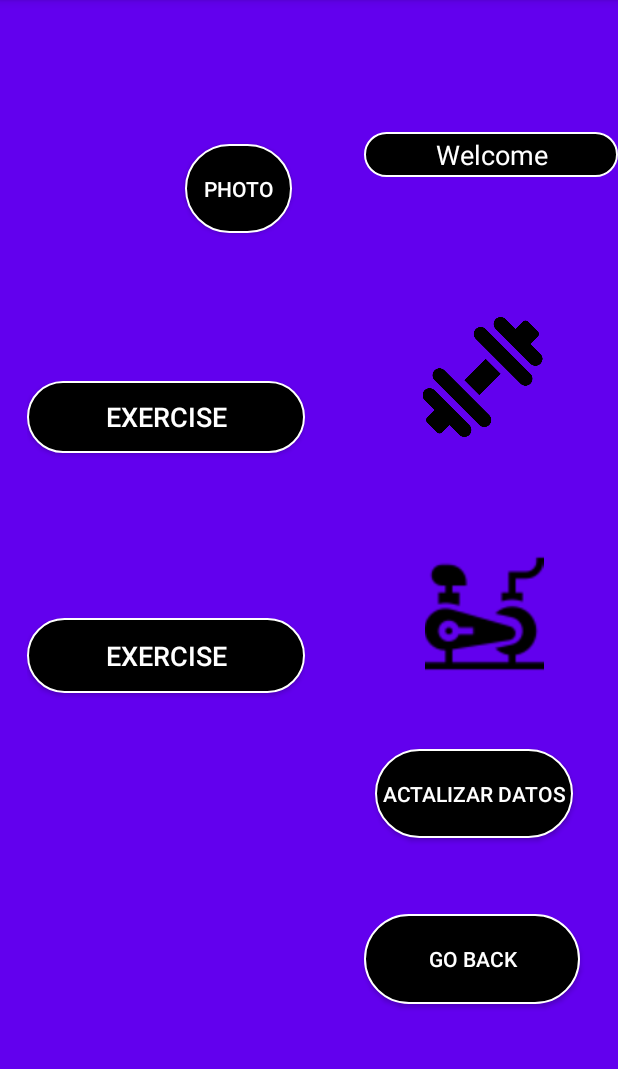
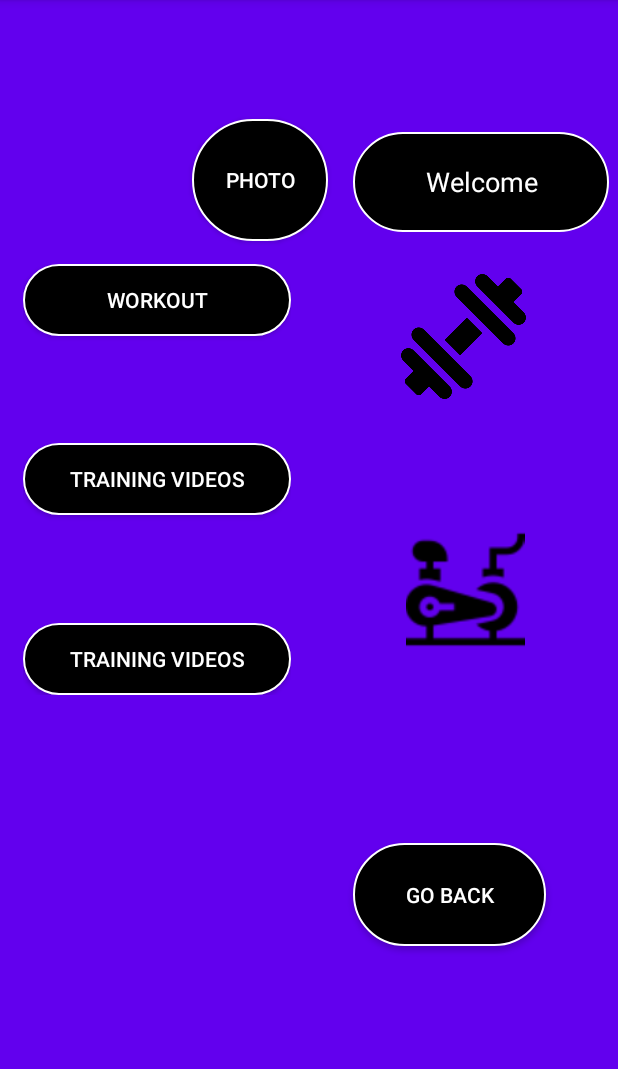
Before and after one commit to AlexC2496/PrimeraApp, an Android app: the Activity_Principal screen opened directly, with no data from a screen before it, on a phone screen of 412 x 824 dp, the part 84-1153 px from its top. Run offline under Robolectric (Android 15) with nearby library versions, the phone set to English and light mode, and no system bars; pictures from the network do not load.

Commit message:
07062021

```diff
--- a/app/src/main/java/actPrincipales/Activity2_Login.java
+++ b/app/src/main/java/actPrincipales/Activity2_Login.java
@@ -37,8 +37,6 @@ public class Activity2_Login extends AppCompatActivity implements View.OnClickLi
 
     private FirebaseAuth firebaseAuth;
     private GoogleSignInApi mGoogleSignInClient;
-
-
 
 
     @Override
--- a/app/src/main/java/actPrincipales/Activity3_Registrarse.java
+++ b/app/src/main/java/actPrincipales/Activity3_Registrarse.java
@@ -97,7 +97,7 @@ public class Activity3_Registrarse<firebaseAuth> extends AppCompatActivity imple
     private void registrarUsuario() {
         //Obtener los datos del usuario
         final String email = TextEmail.getText().toString().trim();
-        String password = TextPassword.getText().toString().trim();
+        final String password = TextPassword.getText().toString().trim();
         final String nombre = TextName.getText().toString().trim();
         final String telefono = textTelefono.getText().toString().trim();
         final String sexo = Textsexo.getText().toString().trim();
@@ -133,7 +133,7 @@ public class Activity3_Registrarse<firebaseAuth> extends AppCompatActivity imple
                     @Override
                     public void onComplete(@NonNull Task<AuthResult> task) {
                         if (task.isSuccessful()) {
-                            Usuario usuario = new Usuario(nombre,email,telefono,sexo); //Creacion de un onnjeto de tipo usuario
+                            Usuario usuario = new Usuario(nombre,email,telefono,sexo,password); //Creacion de un onnjeto de tipo usuario
 
 
                             FirebaseDatabase.getInstance().getReference("Usuario")
--- a/app/src/main/java/actPrincipales/Activity_Principal.java
+++ b/app/src/main/java/actPrincipales/Activity_Principal.java
@@ -19,11 +19,13 @@ import androidx.annotation.NonNull;
 import androidx.annotation.Nullable;
 import androidx.appcompat.app.AppCompatActivity;
 import androidx.core.app.ActivityCompat;
+import androidx.recyclerview.widget.RecyclerView;
 
 import com.example.primeraapp.ActivityEjercicio;
-import com.example.primeraapp.Blog;
+import com.example.primeraapp.AdminSQLiteOpenHelper;
 import com.example.primeraapp.R;
 import com.example.primeraapp.RecyckerViewCardView;
+import com.example.primeraapp.listElement;
 
 import ejercicios.ejercicios_cardio;
 
@@ -33,6 +35,7 @@ public class Activity_Principal extends AppCompatActivity {
 
     ImageView profile;
     Button btnGallery;
+    Button btnAct;
 
     private static final int REQUEST_PERMISSION_CODE = 100;
     private static final int REQUEST_IMAGE_GALLERY = 101;
@@ -46,6 +49,8 @@ public class Activity_Principal extends AppCompatActivity {
         btnGallery = findViewById(R.id.btnGallery);
         profile = findViewById(R.id.perfil);
 
+
+        final AdminSQLiteOpenHelper adminSQLiteOpenHelper = new AdminSQLiteOpenHelper(getApplicationContext());
 
         btnGallery.setOnClickListener(new View.OnClickListener() {
             @Override
@@ -61,6 +66,7 @@ public class Activity_Principal extends AppCompatActivity {
                 }
             }
         });
+
     }
 
     public boolean onCreateOptionsMenu(Menu menu){
@@ -130,4 +136,9 @@ public class Activity_Principal extends AppCompatActivity {
         startActivity(atras);
     }
 
+    public void siguienteVideos(View view) {
+        Intent siguienteVideos = new Intent(this, Activity5_Musculacion.class);
+        startActivity(siguienteVideos);
+    }
+
 }
--- a/app/src/main/res/layout-land/activity_main_activity4_principal.xml
+++ b/app/src/main/res/layout-land/activity_main_activity4_principal.xml
@@ -1,5 +1,5 @@
 <?xml version="1.0" encoding="utf-8"?>
-<androidx.constraintlayout.widget.ConstraintLayout xmlns:android="http://schemas.android.com/apk/res/android"
+<RelativeLayout xmlns:android="http://schemas.android.com/apk/res/android"
     xmlns:app="http://schemas.android.com/apk/res-auto"
     xmlns:tools="http://schemas.android.com/tools"
     android:layout_width="match_parent"
@@ -7,11 +7,44 @@
     android:background="@color/colorPrimary"
     tools:context="actPrincipales.Activity_Principal">
 
+    <Button
+        android:id="@+id/ejeEjercicio"
+        android:layout_width="wrap_content"
+        android:layout_height="wrap_content"
+        android:layout_alignParentStart="true"
+        android:layout_alignParentTop="true"
+        android:layout_alignParentEnd="true"
+        android:layout_alignParentBottom="true"
+        android:layout_marginStart="67dp"
+        android:layout_marginTop="304dp"
+        android:layout_marginEnd="514dp"
+        android:layout_marginBottom="67dp"
+        android:background="@drawable/button_ro"
+        android:onClick="Siguiente"
+        android:text="@string/videosE"
+        android:textAlignment="center"
+        android:textColor="@android:color/background_light"
+        android:textSize="14sp"
+        app:layout_constraintBottom_toBottomOf="parent"
+        app:layout_constraintEnd_toEndOf="parent"
+        app:layout_constraintHorizontal_bias="0.099"
+        app:layout_constraintStart_toStartOf="parent"
+        app:layout_constraintTop_toTopOf="parent"
+        app:layout_constraintVertical_bias="0.823" />
+
     <ImageView
         android:id="@+id/imageView16"
         android:layout_width="64dp"
         android:layout_height="65dp"
-        android:layout_marginEnd="352dp"
+        android:layout_alignParentStart="true"
+        android:layout_alignParentTop="true"
+        android:layout_alignParentEnd="true"
+        android:layout_alignParentBottom="true"
+        android:layout_centerHorizontal="true"
+        android:layout_marginStart="275dp"
+        android:layout_marginTop="270dp"
+        android:layout_marginEnd="392dp"
+        android:layout_marginBottom="75dp"
         app:layout_constraintBottom_toBottomOf="parent"
         app:layout_constraintEnd_toEndOf="parent"
         app:layout_constraintHorizontal_bias="0.873"
@@ -24,6 +57,15 @@
         android:id="@+id/imageView17"
         android:layout_width="64dp"
         android:layout_height="65dp"
+        android:layout_alignParentStart="true"
+        android:layout_alignParentTop="true"
+        android:layout_alignParentEnd="true"
+        android:layout_alignParentBottom="true"
+        android:layout_centerInParent="true"
+        android:layout_marginStart="275dp"
+        android:layout_marginTop="177dp"
+        android:layout_marginEnd="392dp"
+        android:layout_marginBottom="167dp"
         app:layout_constraintBottom_toBottomOf="parent"
         app:layout_constraintEnd_toEndOf="parent"
         app:layout_constraintHorizontal_bias="0.469"
@@ -34,8 +76,16 @@
 
     <EditText
         android:id="@+id/principal"
-        android:layout_width="184dp"
-        android:layout_height="48dp"
+        android:layout_width="169dp"
+        android:layout_height="wrap_content"
+        android:layout_alignParentStart="true"
+        android:layout_alignParentTop="true"
+        android:layout_alignParentEnd="true"
+        android:layout_alignParentBottom="true"
+        android:layout_marginStart="427dp"
+        android:layout_marginTop="83dp"
+        android:layout_marginEnd="135dp"
+        android:layout_marginBottom="280dp"
         android:background="@drawable/button_ro"
         android:editable="false"
         android:ems="10"
@@ -53,12 +103,21 @@
 
     <Button
         android:id="@+id/button6"
-        android:layout_width="144dp"
-        android:layout_height="60dp"
+        android:layout_width="wrap_content"
+        android:layout_height="47dp"
+        android:layout_alignParentStart="true"
+        android:layout_alignParentTop="true"
+        android:layout_alignParentEnd="true"
+        android:layout_alignParentBottom="true"
+        android:layout_marginStart="445dp"
+        android:layout_marginTop="266dp"
+        android:layout_marginEnd="142dp"
+        android:layout_marginBottom="98dp"
         android:background="@drawable/button_ro"
         android:onClick="Atras"
         android:text="@string/Atras"
         android:textColor="@color/colorBordes"
+        android:textSize="14dp"
         app:layout_constraintBottom_toBottomOf="parent"
         app:layout_constraintEnd_toEndOf="parent"
         app:layout_constraintHorizontal_bias="0.838"
@@ -70,6 +129,10 @@
         android:id="@+id/perfil"
         android:layout_width="92dp"
         android:layout_height="78dp"
+        android:layout_alignParentStart="true"
+        android:layout_alignParentTop="true"
+        android:layout_marginStart="106dp"
+        android:layout_marginTop="62dp"
         app:layout_constraintBottom_toBottomOf="parent"
         app:layout_constraintEnd_toEndOf="parent"
         app:layout_constraintHorizontal_bias="0.128"
@@ -82,7 +145,14 @@
         android:id="@+id/btnGallery"
         android:layout_width="71dp"
         android:layout_height="59dp"
-        android:layout_marginTop="56dp"
+        android:layout_alignParentStart="true"
+        android:layout_alignParentTop="true"
+        android:layout_alignParentEnd="true"
+        android:layout_alignParentBottom="true"
+        android:layout_marginStart="272dp"
+        android:layout_marginTop="74dp"
+        android:layout_marginEnd="387dp"
+        android:layout_marginBottom="278dp"
         android:background="@drawable/button_ro"
         android:text="@string/Photo"
         android:textColor="#FFFFFF"
@@ -93,36 +163,51 @@
 
     <Button
         android:id="@+id/ejeEjercicio1"
-        android:layout_width="147dp"
-        android:layout_height="63dp"
+        android:layout_width="wrap_content"
+        android:layout_height="wrap_content"
+        android:layout_alignParentStart="true"
+        android:layout_alignParentEnd="true"
+        android:layout_alignParentBottom="true"
+        android:layout_centerVertical="true"
+        android:layout_marginStart="70dp"
+        android:layout_marginEnd="511dp"
+        android:layout_marginBottom="186dp"
         android:background="@drawable/button_ro"
         android:onClick="Siguiente"
-        android:text="Exercise"
+        android:text="@string/Ejercicios"
         android:textAlignment="center"
         android:textColor="@android:color/background_light"
-        android:textSize="18sp"
+        android:textSize="14sp"
         app:layout_constraintBottom_toBottomOf="parent"
         app:layout_constraintEnd_toEndOf="parent"
-        app:layout_constraintHorizontal_bias="0.111"
+        app:layout_constraintHorizontal_bias="0.099"
         app:layout_constraintStart_toStartOf="parent"
         app:layout_constraintTop_toTopOf="parent"
-        app:layout_constraintVertical_bias="0.859" />
+        app:layout_constraintVertical_bias="0.663" />
 
     <Button
         android:id="@+id/btnEjercicio2"
-        android:layout_width="147dp"
-        android:layout_height="63dp"
+        android:layout_width="wrap_content"
+        android:layout_height="36dp"
+        android:layout_alignParentStart="true"
+        android:layout_alignParentTop="true"
+        android:layout_alignParentEnd="true"
+        android:layout_alignParentBottom="true"
+        android:layout_marginStart="74dp"
+        android:layout_marginTop="244dp"
+        android:layout_marginEnd="513dp"
+        android:layout_marginBottom="131dp"
         android:background="@drawable/button_ro"
         android:onClick="SiguienteCardio"
-        android:text="Exercise"
+        android:text="@string/videosE"
         android:textAlignment="center"
         android:textColor="@android:color/background_light"
-        android:textSize="18sp"
+        android:textSize="14sp"
         app:layout_constraintBottom_toBottomOf="parent"
         app:layout_constraintEnd_toEndOf="parent"
-        app:layout_constraintHorizontal_bias="0.111"
+        app:layout_constraintHorizontal_bias="0.1"
         app:layout_constraintStart_toStartOf="parent"
         app:layout_constraintTop_toTopOf="parent"
-        app:layout_constraintVertical_bias="0.574" />
+        app:layout_constraintVertical_bias="0.46" />
 
-</androidx.constraintlayout.widget.ConstraintLayout>
+</RelativeLayout>
--- a/app/src/main/res/layout/activity_main_activity4_principal.xml
+++ b/app/src/main/res/layout/activity_main_activity4_principal.xml
@@ -1,5 +1,5 @@
 <?xml version="1.0" encoding="utf-8"?>
-<androidx.constraintlayout.widget.ConstraintLayout xmlns:android="http://schemas.android.com/apk/res/android"
+<RelativeLayout xmlns:android="http://schemas.android.com/apk/res/android"
     xmlns:app="http://schemas.android.com/apk/res-auto"
     xmlns:tools="http://schemas.android.com/tools"
     android:layout_width="match_parent"
@@ -11,7 +11,14 @@
         android:id="@+id/principal2"
         android:layout_width="169dp"
         android:layout_height="30dp"
+        android:layout_alignParentStart="true"
+        android:layout_alignParentTop="true"
+        android:layout_alignParentEnd="true"
+        android:layout_alignParentBottom="true"
+        android:layout_marginStart="235dp"
         android:layout_marginTop="88dp"
+        android:layout_marginEnd="6dp"
+        android:layout_marginBottom="613dp"
         android:background="@drawable/button_ro"
         android:editable="false"
         android:ems="10"
@@ -25,11 +32,19 @@
         app:layout_constraintHorizontal_bias="1.0"
         app:layout_constraintStart_toStartOf="parent"
         app:layout_constraintTop_toTopOf="parent"
-        app:layout_constraintVertical_bias="0.0" />
+        app:layout_constraintVertical_bias="0.042" />
 
     <LinearLayout
-        android:layout_width="185dp"
-        android:layout_height="497dp"
+        android:layout_width="178dp"
+        android:layout_height="531dp"
+        android:layout_alignParentStart="true"
+        android:layout_alignParentTop="true"
+        android:layout_alignParentEnd="true"
+        android:layout_alignParentBottom="true"
+        android:layout_marginStart="15dp"
+        android:layout_marginTop="176dp"
+        android:layout_marginEnd="218dp"
+        android:layout_marginBottom="24dp"
         android:orientation="horizontal"
         app:layout_constraintBottom_toBottomOf="parent"
         app:layout_constraintEnd_toEndOf="parent"
@@ -62,7 +77,7 @@
 
                 <LinearLayout
                     android:layout_width="match_parent"
-                    android:layout_height="158dp"
+                    android:layout_height="119dp"
                     android:orientation="vertical">
 
                     <Button
@@ -71,28 +86,46 @@
                         android:layout_height="wrap_content"
                         android:background="@drawable/button_ro"
                         android:onClick="Siguiente"
-                        android:text="Exercise"
+                        android:text="@string/Ejercicios"
                         android:textAlignment="center"
                         android:textColor="@android:color/background_light"
-                        android:textSize="18sp" />
+                        android:textSize="14sp" />
 
                 </LinearLayout>
 
                 <LinearLayout
                     android:layout_width="match_parent"
-                    android:layout_height="140dp"
+                    android:layout_height="120dp"
                     android:orientation="vertical">
 
                     <Button
                         android:id="@+id/btnEjercicio2"
                         android:layout_width="match_parent"
-                        android:layout_height="50dp"
+                        android:layout_height="wrap_content"
                         android:background="@drawable/button_ro"
                         android:onClick="SiguienteCardio"
-                        android:text="Exercise"
+                        android:text="@string/videosE"
                         android:textAlignment="center"
                         android:textColor="@android:color/background_light"
-                        android:textSize="18sp" />
+                        android:textSize="14sp" />
+
+                </LinearLayout>
+
+                <LinearLayout
+                    android:layout_width="match_parent"
+                    android:layout_height="wrap_content"
+                    android:orientation="vertical">
+
+                    <Button
+                        android:id="@+id/btnEjercicio3"
+                        android:layout_width="match_parent"
+                        android:layout_height="wrap_content"
+                        android:background="@drawable/button_ro"
+                        android:onClick="siguienteVideos"
+                        android:text="@string/videosE"
+                        android:textAlignment="center"
+                        android:textColor="@android:color/background_light"
+                        android:textSize="14sp" />
 
                 </LinearLayout>
 
@@ -106,6 +139,14 @@
         android:id="@+id/imageView16"
         android:layout_width="82dp"
         android:layout_height="80dp"
+        android:layout_alignParentStart="true"
+        android:layout_alignParentTop="true"
+        android:layout_alignParentEnd="true"
+        android:layout_alignParentBottom="true"
+        android:layout_marginStart="267dp"
+        android:layout_marginTop="166dp"
+        android:layout_marginEnd="61dp"
+        android:layout_marginBottom="485dp"
         app:layout_constraintBottom_toBottomOf="parent"
         app:layout_constraintEnd_toEndOf="parent"
         app:layout_constraintHorizontal_bias="0.851"
@@ -118,18 +159,33 @@
         android:id="@+id/imageView17"
         android:layout_width="116dp"
         android:layout_height="79dp"
+        android:layout_alignParentStart="true"
+        android:layout_alignParentEnd="true"
+        android:layout_alignParentBottom="true"
+        android:layout_centerVertical="true"
+        android:layout_marginStart="251dp"
+        android:layout_marginEnd="43dp"
+        android:layout_marginBottom="335dp"
         app:layout_constraintBottom_toBottomOf="parent"
         app:layout_constraintEnd_toEndOf="parent"
-        app:layout_constraintHorizontal_bias="0.894"
+        app:layout_constraintHorizontal_bias="1.0"
         app:layout_constraintStart_toStartOf="parent"
         app:layout_constraintTop_toTopOf="parent"
-        app:layout_constraintVertical_bias="0.536"
+        app:layout_constraintVertical_bias="1.0"
         app:srcCompat="@drawable/spinning" />
 
     <Button
         android:id="@+id/button6"
-        android:layout_width="144dp"
-        android:layout_height="60dp"
+        android:layout_width="wrap_content"
+        android:layout_height="wrap_content"
+        android:layout_alignParentStart="true"
+        android:layout_alignParentTop="true"
+        android:layout_alignParentEnd="true"
+        android:layout_alignParentBottom="true"
+        android:layout_marginStart="235dp"
+        android:layout_marginTop="562dp"
+        android:layout_marginEnd="48dp"
+        android:layout_marginBottom="137dp"
         android:background="@drawable/button_ro"
         android:onClick="Atras"
         android:text="@string/Atras"
@@ -145,18 +201,14 @@
         android:id="@+id/perfil"
         android:layout_width="107dp"
         android:layout_height="80dp"
-        app:layout_constraintBottom_toBottomOf="parent"
-        app:layout_constraintEnd_toEndOf="parent"
-        app:layout_constraintHorizontal_bias="0.052"
-        app:layout_constraintStart_toStartOf="parent"
-        app:layout_constraintTop_toTopOf="parent"
-        app:layout_constraintVertical_bias="0.105"
-        tools:srcCompat="@tools:sample/avatars" />
-
-    <ImageView
-        android:id="@+id/perfil2"
-        android:layout_width="107dp"
-        android:layout_height="80dp"
+        android:layout_alignParentStart="true"
+        android:layout_alignParentTop="true"
+        android:layout_alignParentEnd="true"
+        android:layout_alignParentBottom="true"
+        android:layout_marginStart="9dp"
+        android:layout_marginTop="57dp"
+        android:layout_marginEnd="295dp"
+        android:layout_marginBottom="594dp"
         app:layout_constraintBottom_toBottomOf="parent"
         app:layout_constraintEnd_toEndOf="parent"
         app:layout_constraintHorizontal_bias="0.052"
@@ -167,25 +219,22 @@
 
     <Button
         android:id="@+id/btnGallery"
-        android:layout_width="71dp"
-        android:layout_height="59dp"
-        android:layout_marginTop="96dp"
+        android:layout_width="wrap_content"
+        android:layout_height="wrap_content"
+        android:layout_alignParentStart="true"
+        android:layout_alignParentTop="true"
+        android:layout_alignParentEnd="true"
+        android:layout_alignParentBottom="true"
+        android:layout_marginStart="128dp"
+        android:layout_marginTop="79dp"
+        android:layout_marginEnd="193dp"
+        android:layout_marginBottom="607dp"
         android:background="@drawable/button_ro"
         android:text="@string/Photo"
         android:textColor="#FFFFFF"
+        app:layout_constraintEnd_toEndOf="parent"
+        app:layout_constraintHorizontal_bias="0.0"
         app:layout_constraintStart_toEndOf="@+id/perfil"
         app:layout_constraintTop_toTopOf="parent" />
 
-    <Button
-        android:id="@+id/btnAct"
-        android:layout_width="132dp"
-        android:layout_height="59dp"
-        android:background="@drawable/button_ro"
-        android:text="Actalizar datos"
-        app:layout_constraintBottom_toTopOf="@+id/button6"
-        app:layout_constraintEnd_toEndOf="parent"
-        app:layout_constraintHorizontal_bias="0.893"
-        app:layout_constraintStart_toStartOf="parent"
-        app:layout_constraintTop_toBottomOf="@+id/imageView17" />
-
-</androidx.constraintlayout.widget.ConstraintLayout>
+</RelativeLayout>
--- a/app/src/main/res/layout/activity_main_activity5_musculacion.xml
+++ b/app/src/main/res/layout/activity_main_activity5_musculacion.xml
@@ -4,7 +4,7 @@
     xmlns:tools="http://schemas.android.com/tools"
     android:layout_width="match_parent"
     android:layout_height="match_parent"
-    android:background="@color/colorFondo"
+    android:background="@color/colorPrimary"
     tools:context="actPrincipales.Activity5_Musculacion">
 
     <Button
--- a/app/src/main/res/layout/activity_recycker_view_card_view.xml
+++ b/app/src/main/res/layout/activity_recycker_view_card_view.xml
@@ -2,6 +2,7 @@
 <androidx.constraintlayout.widget.ConstraintLayout xmlns:android="http://schemas.android.com/apk/res/android"
     xmlns:app="http://schemas.android.com/apk/res-auto"
     xmlns:tools="http://schemas.android.com/tools"
+    android:id="@+id/actEjercicios"
     android:layout_width="match_parent"
     android:layout_height="match_parent"
     android:background="@color/colorFondo"
--- a/app/src/main/res/values/strings.xml
+++ b/app/src/main/res/values/strings.xml
@@ -14,7 +14,9 @@
     <string name="Terminos2"> Confirm the terms</string>
     <string name="Acept">Acept</string>
     <string name="Cancel">Cancel</string>
-    <string name="Ejercicios">Exercise</string>
+    <string name="Ejercicios">Workout</string>
+    <string name="videosE">Training Videos</string>
+
     <string name="Horarios">Schedule</string>
     <string name="Chest_exercises">Chest exercises</string>
     <string name="Back_exercises">Back exercises</string>
@@ -43,5 +45,6 @@
         Activity on third-party sites and apps that use our services
         Chrome browsing history you’ve synced with your Google Account
     </string>
-
+    <string name="btnUpdate">Update</string>
+    <string name="textPerfil">Update User Profile</string>
 </resources>
```
Also changed, not shown: app/src/main/java/com/example/primeraapp/AdminSQLiteOpenHelper.java (+33 -3 lines), app/src/main/java/com/example/primeraapp/ListAdapter.java (+6 -3 lines), app/src/main/java/com/example/primeraapp/RecyckerViewCardView.java (+13 -3 lines), app/src/main/java/com/example/primeraapp/Usuario.java (+29 -9 lines), app/src/main/java/com/example/primeraapp/listElement.java (+10 -4 lines), app/src/main/res/layout-land/activity_main_activity5_musculacion.xml (+130 -47 lines), 1 other file.
